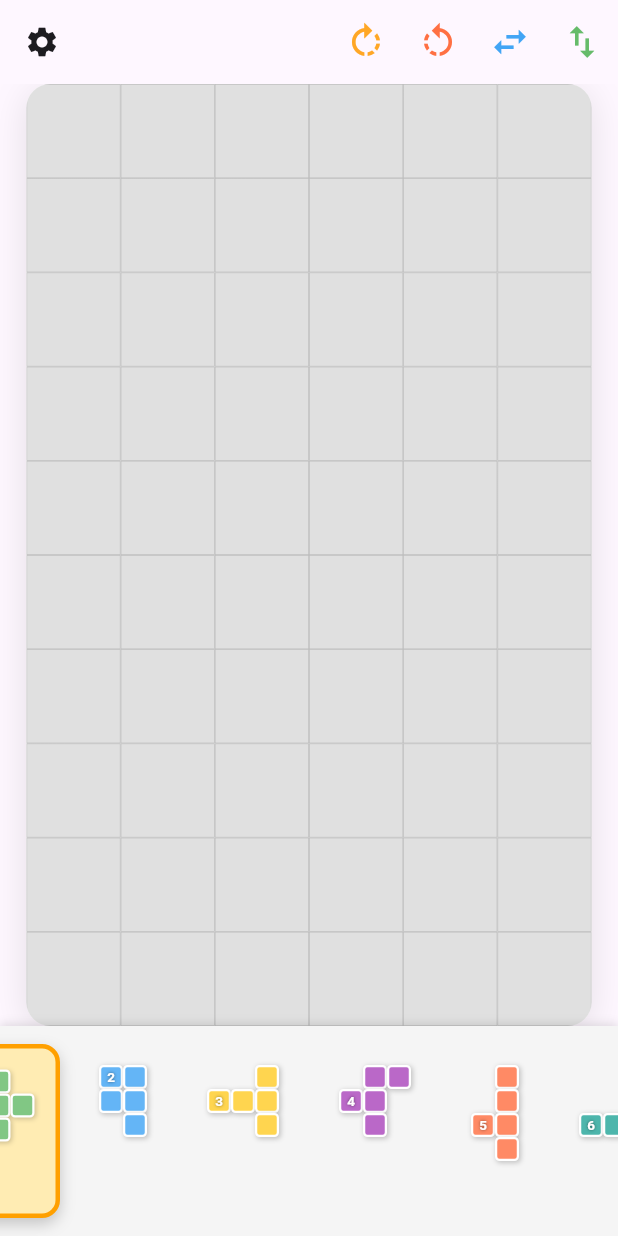
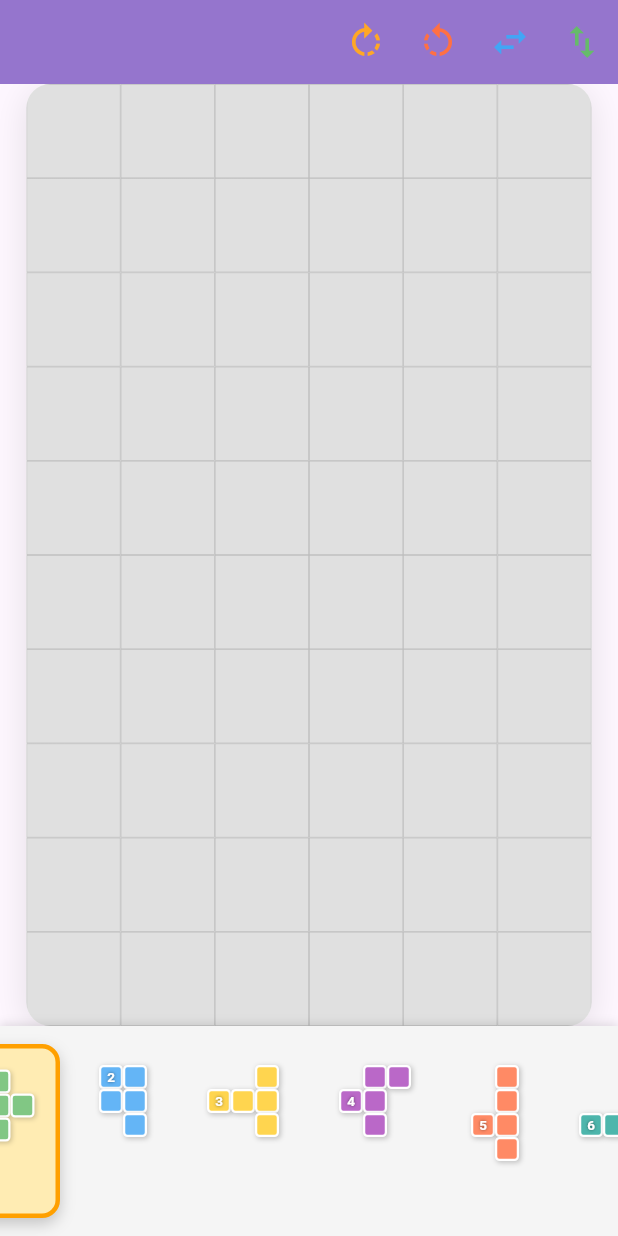
Before and after one commit to PML54/pentapol, a Flutter app: the screen it shows after launch, after a tap on an icon or button, on a phone screen of 412 x 824 dp. Run offline on Flutter 3.47's test engine with Material 3 defaults, Android fonts, the phone set to English and light mode, and no system bars; our stand-ins replace drift, flutter_riverpod, supabase_flutter; accounts and stored records are empty; generated files the repository leaves out were written again.

Commit message:
2  appsbar OK

```diff
--- a/lib/screens/pentomino_game_screen.dart
+++ b/lib/screens/pentomino_game_screen.dart
@@ -1,6 +1,6 @@
-// Modified: 2025-11-16 10:00:00
+// Modified: 2025-11-23 04:11
 // lib/screens/pentomino_game_screen.dart
-// Écran de jeu de pentominos avec drag & drop
+// Interface simplifiée avec 2 modes exclusifs auto-détectés
 
 import 'package:flutter/material.dart';
 import 'package:flutter/services.dart';
@@ -44,6 +44,9 @@ class _PentominoGameScreenState extends ConsumerState<PentominoGameScreen> {
     final notifier = ref.read(pentominoGameProvider.notifier);
     final settings = ref.watch(settingsProvider);
 
+    // Détection automatique du mode selon la sélection
+    final isInTransformMode = state.selectedPiece != null || state.selectedPlacedPiece != null;
+
     // Détecter l'orientation pour adapter l'AppBar
     final isLandscape = MediaQuery.of(context).size.width > MediaQuery.of(context).size.height;
 
@@ -53,19 +56,13 @@ class _PentominoGameScreenState extends ConsumerState<PentominoGameScreen> {
         preferredSize: const Size.fromHeight(56.0),
         child: AppBar(
           toolbarHeight: 56.0,
-          backgroundColor: state.isIsometriesMode
-              ? settings.ui.isometriesAppBarColor  // Couleur paramétrable en mode isométries
-              : null,  // Fond par défaut (indigo) en mode normal
-          leading: state.isIsometriesMode
+          backgroundColor: isInTransformMode
+              ? settings.ui.isometriesAppBarColor  // Couleur en mode transformation
+              : null,  // Fond par défaut en mode général
+
+          // LEADING : Paramètres (mode général) ou rien (mode transformation)
+          leading: !isInTransformMode
               ? IconButton(
-            icon: const Icon(Icons.close),
-            onPressed: () {
-              HapticFeedback.selectionClick();
-              notifier.exitIsometriesMode();
-            },
-            tooltip: 'Sortir du mode isométries',
-          )
-              : IconButton(
             icon: const Icon(Icons.settings),
             onPressed: () {
               Navigator.push(
@@ -74,12 +71,15 @@ class _PentominoGameScreenState extends ConsumerState<PentominoGameScreen> {
               );
             },
             tooltip: 'Paramètres',
-          ),
-          title: !state.isIsometriesMode && state.solutionsCount != null && (state.placedPieces.isNotEmpty || state.selectedPlacedPiece != null)
+          )
+              : null,
+
+          // TITLE : Bouton Solutions (toujours visible si applicable)
+          title: state.solutionsCount != null && (state.placedPieces.isNotEmpty || state.selectedPlacedPiece != null)
               ? IconButton(
             icon: Icon(
               state.solutionsCount! > 0 ? Icons.thumb_up : Icons.thumb_down,
-              size: 32,
+              size: 18,
             ),
             tooltip: state.solutionsCount! > 0
                 ? '${state.solutionsCount} solution(s) possible(s)'
@@ -90,10 +90,7 @@ class _PentominoGameScreenState extends ConsumerState<PentominoGameScreen> {
             onPressed: state.solutionsCount! > 0
                 ? () {
               HapticFeedback.selectionClick();
-
-              // Récupérer les solutions compatibles pour le plateau actuel (BigInt)
               final compatible = state.plateau.getCompatibleSolutionsBigInt();
-
               Navigator.of(context).push(
                 MaterialPageRoute(
                   builder: (context) => SolutionsBrowserScreen.forSolutions(
@@ -103,82 +100,36 @@ class _PentominoGameScreenState extends ConsumerState<PentominoGameScreen> {
                 ),
               );
             }
-                : null, // Pas d'action si pas de solutions
+                : null,
           )
               : const SizedBox.shrink(),
-          actions: state.isIsometriesMode
-              ? [
-            // MODE ISOMÉTRIES : Boutons de transformation (icônes plus grandes)
+
+          // ACTIONS : Mode transformation OU mode général
+          actions: isInTransformMode
+              ? _buildTransformActions(state, notifier, settings)
+              : _buildGeneralActions(state, notifier, settings),
+        ),
+      ),
+      body: LayoutBuilder(
+        builder: (context, constraints) {
+          final isLandscape = constraints.maxWidth > constraints.maxHeight;
+
+          if (isLandscape) {
+            return _buildLandscapeLayout(context, ref, state, notifier, isInTransformMode);
+          } else {
+            return _buildPortraitLayout(context, ref, state, notifier);
+          }
+        },
+      ),
+    );
+  }
+
+  /// Actions en mode TRANSFORMATION (pièce sélectionnée)
+  List<Widget> _buildTransformActions(state, notifier, settings) {
+    return [
+      // Rotation anti-horaire
       IconButton(
-              icon: Icon(GameIcons.isometryRotation.icon, size: 32),
-              onPressed: state.selectedPlacedPiece != null
-                  ? () {
-                HapticFeedback.selectionClick();
-                notifier.applyIsometryRotation();
-              }
-                  : null,
-              tooltip: GameIcons.isometryRotation.tooltip,
-              color: state.selectedPlacedPiece != null
-                  ? GameIcons.isometryRotation.color
-                  : Colors.grey,
-            ),
-            IconButton(
-              icon: Icon(GameIcons.isometryRotationCW.icon, size: 32),
-              onPressed: state.selectedPlacedPiece != null
-                  ? () {
-                HapticFeedback.selectionClick();
-                notifier.applyIsometryRotationCW();
-              }
-                  : null,
-              tooltip: GameIcons.isometryRotationCW.tooltip,
-              color: state.selectedPlacedPiece != null
-                  ? GameIcons.isometryRotationCW.color
-                  : Colors.grey,
-            ),
-            IconButton(
-              icon: Icon(GameIcons.isometrySymmetryH.icon, size: settings.ui.iconSize),
-              onPressed: state.selectedPlacedPiece != null
-                  ? () {
-                HapticFeedback.selectionClick();
-                notifier.applyIsometrySymmetryH();
-              }
-                  : null,
-              tooltip: GameIcons.isometrySymmetryH.tooltip,
-              color: state.selectedPlacedPiece != null
-                  ? GameIcons.isometrySymmetryH.color
-                  : Colors.grey,
-            ),
-            IconButton(
-              icon: Icon(GameIcons.isometrySymmetryV.icon,size: settings.ui.iconSize),
-              onPressed: state.selectedPlacedPiece != null
-                  ? () {
-                HapticFeedback.selectionClick();
-                notifier.applyIsometrySymmetryV();
-              }
-                  : null,
-              tooltip: GameIcons.isometrySymmetryV.tooltip,
-              color: state.selectedPlacedPiece != null
-                  ? GameIcons.isometrySymmetryV.color
-                  : Colors.grey,
-            ),
-            // Bouton Delete (visible si une pièce placée est sélectionnée)
-            if (state.selectedPlacedPiece != null)
-              IconButton(
-                icon: Icon(GameIcons.isometryDelete.icon, size: settings.ui.iconSize),
-                onPressed: () {
-                  HapticFeedback.mediumImpact();
-                  notifier.removePlacedPiece(state.selectedPlacedPiece!);
-                },
-                tooltip: GameIcons.isometryDelete.tooltip,
-                color: GameIcons.isometryDelete.color,
-              ),
-          ]
-              : [
-            // MODE JEU NORMAL : Boutons normaux
-            // Boutons de transformation (visibles si pièce sélectionnée)
-            if (state.selectedPiece != null) ...[
-              IconButton(
-                icon: Icon(GameIcons.isometryRotation.icon,size: settings.ui.iconSize),
+        icon: Icon(GameIcons.isometryRotation.icon, size: settings.ui.iconSize),
         onPressed: () {
           HapticFeedback.selectionClick();
           notifier.applyIsometryRotation();
@@ -186,6 +137,7 @@ class _PentominoGameScreenState extends ConsumerState<PentominoGameScreen> {
         tooltip: GameIcons.isometryRotation.tooltip,
         color: GameIcons.isometryRotation.color,
       ),
+      // Rotation horaire
       IconButton(
         icon: Icon(GameIcons.isometryRotationCW.icon, size: settings.ui.iconSize),
         onPressed: () {
@@ -195,6 +147,7 @@ class _PentominoGameScreenState extends ConsumerState<PentominoGameScreen> {
         tooltip: GameIcons.isometryRotationCW.tooltip,
         color: GameIcons.isometryRotationCW.color,
       ),
+      // Symétrie horizontale
       IconButton(
         icon: Icon(GameIcons.isometrySymmetryH.icon, size: settings.ui.iconSize),
         onPressed: () {
@@ -204,6 +157,7 @@ class _PentominoGameScreenState extends ConsumerState<PentominoGameScreen> {
         tooltip: GameIcons.isometrySymmetryH.tooltip,
         color: GameIcons.isometrySymmetryH.color,
       ),
+      // Symétrie verticale
       IconButton(
         icon: Icon(GameIcons.isometrySymmetryV.icon, size: settings.ui.iconSize),
         onPressed: () {
@@ -213,11 +167,10 @@ class _PentominoGameScreenState extends ConsumerState<PentominoGameScreen> {
         tooltip: GameIcons.isometrySymmetryV.tooltip,
         color: GameIcons.isometrySymmetryV.color,
       ),
-            ],
-            // Bouton retirer (visible si pièce placée sélectionnée)
+      // Delete (uniquement si pièce placée sélectionnée)
       if (state.selectedPlacedPiece != null)
         IconButton(
-                icon: Icon(GameIcons.removePiece.icon,size: settings.ui.iconSize),
+          icon: Icon(GameIcons.removePiece.icon, size: settings.ui.iconSize),
           onPressed: () {
             HapticFeedback.mediumImpact();
             notifier.removePlacedPiece(state.selectedPlacedPiece!);
@@ -225,32 +178,13 @@ class _PentominoGameScreenState extends ConsumerState<PentominoGameScreen> {
           tooltip: GameIcons.removePiece.tooltip,
           color: GameIcons.removePiece.color,
         ),
+    ];
+  }
 
-            // 🎓 Bouton "Mode Isométries" à droite
-/*                  IconButton(
-                    icon: Icon(GameIcons.enterIsometries.icon, size: settings.ui.iconSize),
-                    onPressed: () {
-                      HapticFeedback.selectionClick();
-                      notifier.enterIsometriesMode();
-                    },
-                    tooltip: GameIcons.enterIsometries.tooltip,
-                    color: GameIcons.enterIsometries.color,
-                  ),*/
-          ],
-        ),
-      ),
-      body: LayoutBuilder(
-        builder: (context, constraints) {
-          final isLandscape = constraints.maxWidth > constraints.maxHeight;
-
-          if (isLandscape) {
-            return _buildLandscapeLayout(context, ref, state, notifier);
-          } else {
-            return _buildPortraitLayout(context, ref, state, notifier);
-          }
-        },
-      ),
-    );
+  /// Actions en mode GÉNÉRAL (aucune pièce sélectionnée)
+  List<Widget> _buildGeneralActions(state, notifier, settings) {
+    // Rien pour l'instant, ou tu peux ajouter d'autres actions générales
+    return [];
   }
 
   /// Layout portrait (classique) : plateau en haut, slider en bas
@@ -293,6 +227,7 @@ class _PentominoGameScreenState extends ConsumerState<PentominoGameScreen> {
       WidgetRef ref,
       state,
       notifier,
+      bool isInTransformMode,
       ) {
     final settings = ref.watch(settingsProvider);
 
@@ -306,13 +241,13 @@ class _PentominoGameScreenState extends ConsumerState<PentominoGameScreen> {
         // Colonne de droite : actions + slider
         Row(
           children: [
-            // Slider d'actions verticales
+            // Slider d'actions verticales (même logique que l'AppBar)
             Container(
               width: 44,
               decoration: BoxDecoration(
-                color: state.isIsometriesMode
-                    ? settings.ui.isometriesAppBarColor.withValues(alpha: 0.3)  // Couleur paramétrable atténuée
-                    : Colors.grey.shade200,   // Fond gris en mode normal
+                color: isInTransformMode
+                    ? settings.ui.isometriesAppBarColor.withValues(alpha: 0.3)
+                    : Colors.grey.shade200,
                 boxShadow: [
                   BoxShadow(
                     color: Colors.black.withValues(alpha: 0.05),
@@ -344,5 +279,4 @@ class _PentominoGameScreenState extends ConsumerState<PentominoGameScreen> {
       ],
     );
   }
-
 }
```
Also changed, not shown: lib/providers/pentomino_game_provider.dart (+7 -1 lines), lib/screens/pentomino_game/widgets/shared/action_slider.dart (+91 -133 lines). Lines whose indentation alone changed are shown as unchanged.
